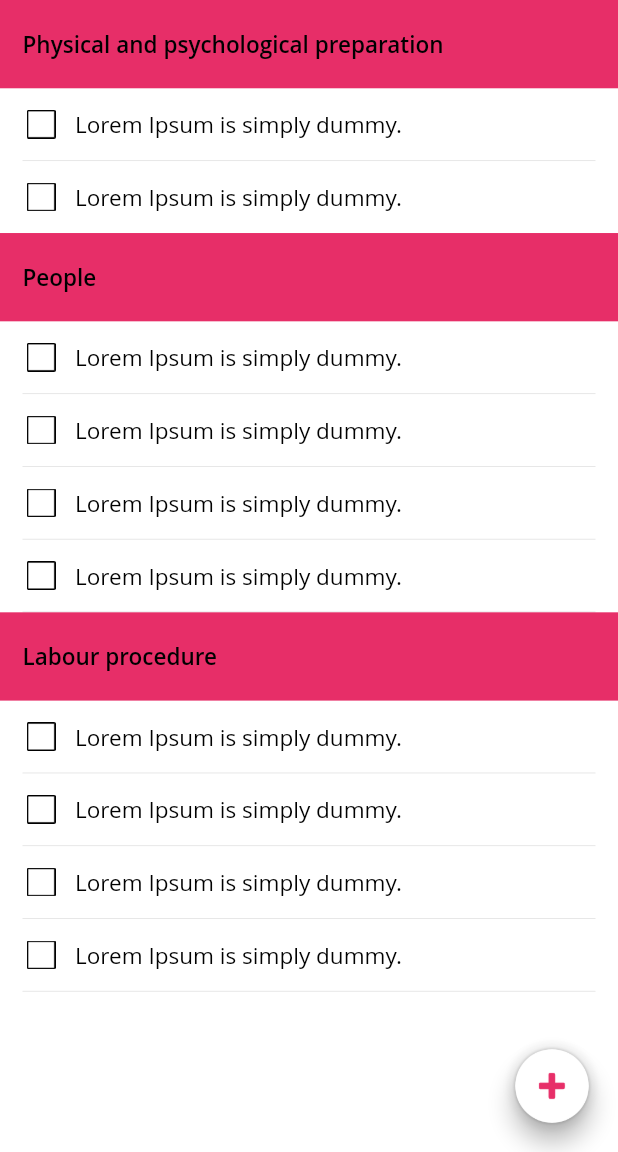
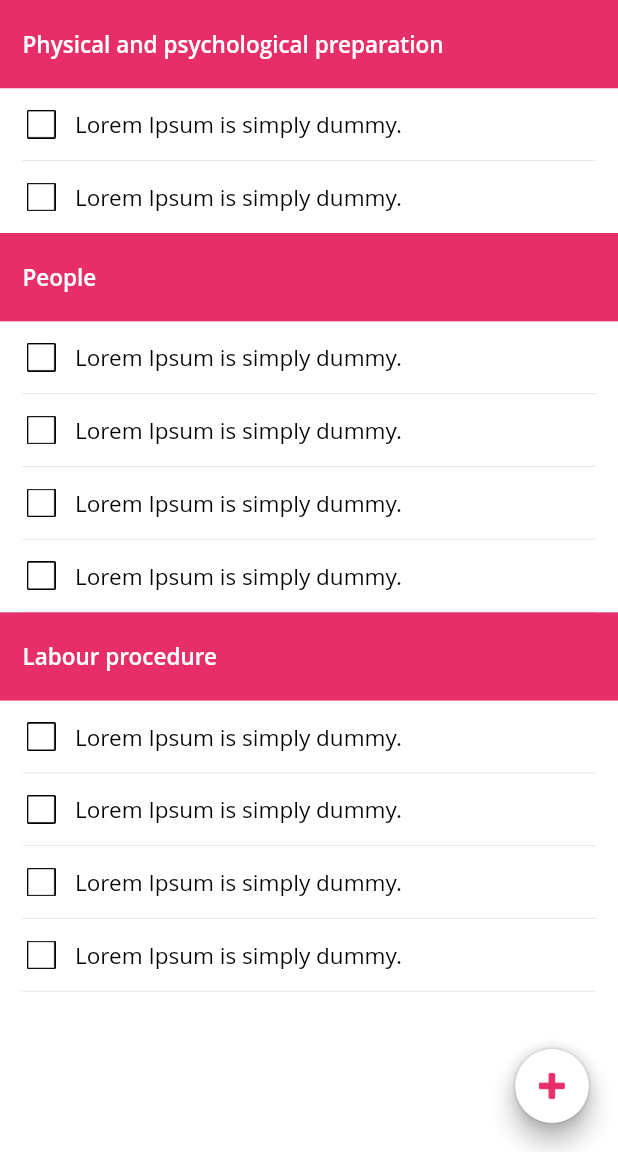
Before and after one commit to prashant-277/odissea_sarcinii, a Flutter app: the birthPlanner_page screen opened directly, on a phone screen of 412 x 824 dp, the part 84-1236 px from its top. Run offline on Flutter 3.47's test engine with Material 2 defaults, Android fonts, the phone set to English and light mode, and no system bars; our stand-ins replace animated_splash_screen, device_info, firebase_messaging, flutter_datetime_picker, flutter_spinkit, flutter_xlider and 10 more; missing offline and left inert: custom_navigator, draw_graph, dropdown_date_picker, flutter_facebook_login, flutter_share; accounts and stored records are empty.

Commit message:
First Commit

```diff
--- a/lib/BABY TAB/birthPlanner_page.dart
+++ b/lib/BABY TAB/birthPlanner_page.dart
@@ -98,7 +98,7 @@ class _birthPlanner_pageState extends State<birthPlanner_page> {
                         style: TextStyle(
                             fontFamily: "OpenSans",
                             fontWeight: FontWeight.w600,
-                            color: kblack,
+                            color: kwhite,
                             fontSize: 15),
                       ),
                     ),
@@ -205,7 +205,7 @@ class _birthPlanner_pageState extends State<birthPlanner_page> {
                         style: TextStyle(
                             fontFamily: "OpenSans",
                             fontWeight: FontWeight.w600,
-                            color: kblack,
+                            color: kwhite,
                             fontSize: 15),
                       ),
                     ),
@@ -414,7 +414,7 @@ class _birthPlanner_pageState extends State<birthPlanner_page> {
                         style: TextStyle(
                             fontFamily: "OpenSans",
                             fontWeight: FontWeight.w600,
-                            color: kblack,
+                            color: kwhite,
                             fontSize: 15),
                       ),
                     ),
--- a/lib/HOME TAB/myweekTimeline.dart
+++ b/lib/HOME TAB/myweekTimeline.dart
@@ -510,7 +510,7 @@ class _DetailScreenState extends State<DetailScreen>
                   "https://chessmafia.com/php/Odiseea/public/uploads/" + imageArray[index]["image"].toString(),
                   fit: BoxFit.fill,
                 ),*/
-                      );
+                    );
                 }),
       ),
       floatingActionButton: Column(
@@ -523,8 +523,7 @@ class _DetailScreenState extends State<DetailScreen>
                       context: context,
                       builder: (_) => AlertDialog(
                           backgroundColor: kwhite,
-                          content: uploadphotosdialog(
-                              widget.imagedata[widget.index]["week"])))
+                          content: uploadphotosdialog(widget.imagedata[widget.index]["week"])))
                   .then((_) => setState(() {
                         getImages();
                       }));
```
Also changed, not shown: lib/HOME TAB/weeksinfo_page.dart (+17 -19 lines), lib/Tabs/Home_Page.dart (+13 -10 lines).
